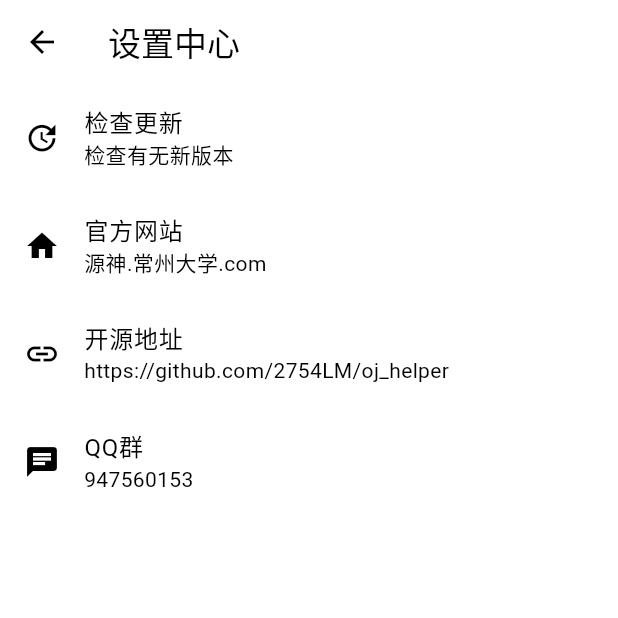
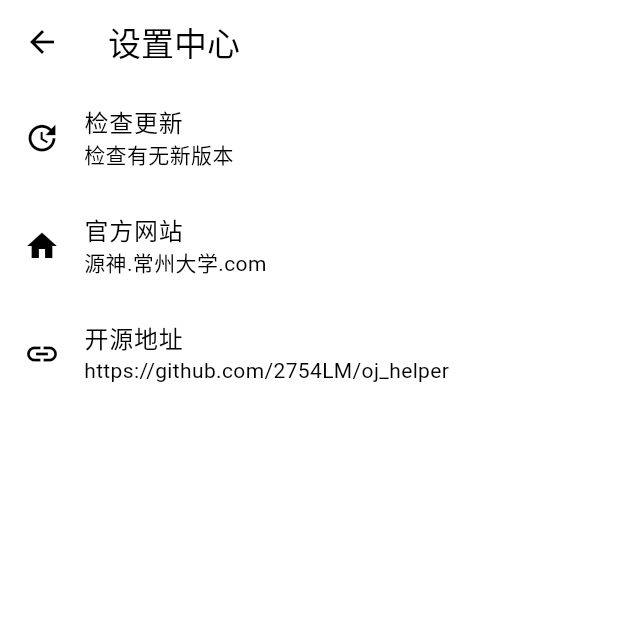
Before and after one commit to 2754LM/oj_helper, a Flutter app: the SettingPage screen opened by its route, on a phone screen of 412 x 824 dp, the top half of it. Run offline on Flutter 3.47's test engine with Material 3 defaults, Android fonts, the phone set to English and light mode, and no system bars; our stand-ins replace dio, fl_chart, package_info_plus, shared_preferences; missing offline and left inert: day_night_time_picker, flutter_inappwebview, window_manager; accounts and stored records are empty; network calls fail.

Commit message:
页面细节调整

```diff
--- a/lib/ui/setting_page.dart
+++ b/lib/ui/setting_page.dart
@@ -161,13 +161,6 @@ class _SettingPageState extends State<SettingPage> {
             subtitle: const Text("https://github.com/2754LM/oj_helper"),
             onTap: () => launchUrlString("https://github.com/2754LM/oj_helper"),
           ),
-          ListTile(
-            leading: const Icon(Icons.chat),
-            title: const Text("QQ群"),
-            subtitle: const Text("947560153"),
-            onTap: () => launchUrlString(
-                "http://qm.qq.com/cgi-bin/qm/qr?_wv=1027&k=6wgGLJ_NmKQl7f9Ws6JAprbTwmG9Ouei&authKey=g7bXX%2Bn2dHlbecf%2B8QfGJ15IFVOmEdGTJuoLYfviLg7TZIsZCu45sngzZfL3KktN&noverify=0&group_code=947560153"),
-          ),
         ],
       ),
     );
--- a/pubspec.yaml
+++ b/pubspec.yaml
@@ -1,7 +1,7 @@
 name: oj_helper
 description: "A new Flutter project."
 publish_to: "none"
-version: 2.7.0+1
+version: 2.8.0+1
 environment:
   sdk: ">=3.4.3 <4.0.0"
 
```
